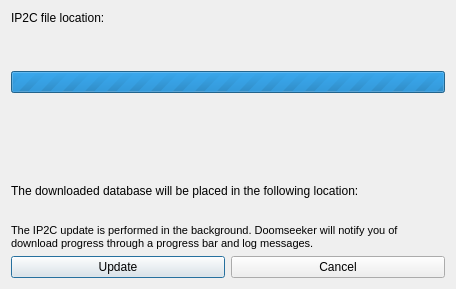
Before: the Qt Designer form src/core/gui/ip2cupdatebox.ui in DoomseekerTeam/Doomseeker, drawn with Qt 5.
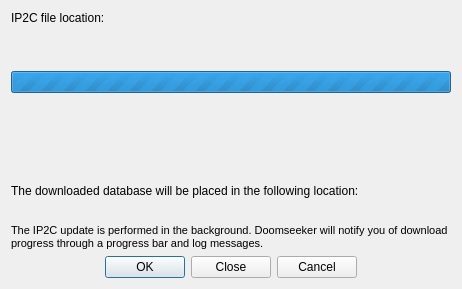
After: the same form once the commit is applied. Icons and pictures are not drawn.

Commit message:
Use QDialogButtonBox wherever applicable (#3676)
Use the standard button set in all places where the alike but custom
buttons were used already. Doing this will provide consistent theming
for dialog buttons such as "OK", "Cancel", "Close" and etc.

I've taken some leniency here and modified some of the standard "Yes"
buttons to be "Install" buttons. In themes where the "Yes" button has
an icon, this will result in this icon being displayed on those buttons.

The areas affected are: CreateServerDialog, FreedoomDialog,
IP2CUpdateBox, MapListSelector, MissingWadsDialog and
WadseekerInterface.

Diff of the .ui file:
```diff
--- a/src/core/gui/ip2cupdatebox.ui
+++ b/src/core/gui/ip2cupdatebox.ui
@@ -6,7 +6,7 @@
    <rect>
     <x>0</x>
     <y>0</y>
-    <width>456</width>
+    <width>462</width>
     <height>289</height>
    </rect>
   </property>
@@ -262,22 +262,14 @@
     </widget>
    </item>
    <item>
-    <layout class="QHBoxLayout" name="horizontalLayout">
-     <item>
-      <widget class="QPushButton" name="btnUpdate">
-       <property name="text">
-        <string>Update</string>
-       </property>
-      </widget>
-     </item>
-     <item>
-      <widget class="QPushButton" name="btnCancel">
-       <property name="text">
-        <string>Cancel</string>
-       </property>
-      </widget>
-     </item>
-    </layout>
+    <widget class="QDialogButtonBox" name="buttonBox">
+     <property name="standardButtons">
+      <set>QDialogButtonBox::Cancel|QDialogButtonBox::Close|QDialogButtonBox::Ok</set>
+     </property>
+     <property name="centerButtons">
+      <bool>true</bool>
+     </property>
+    </widget>
    </item>
   </layout>
  </widget>
```
Left out of the diff: 35 changed lines with no effect on the pictures. The commit also changes 10 other files.
